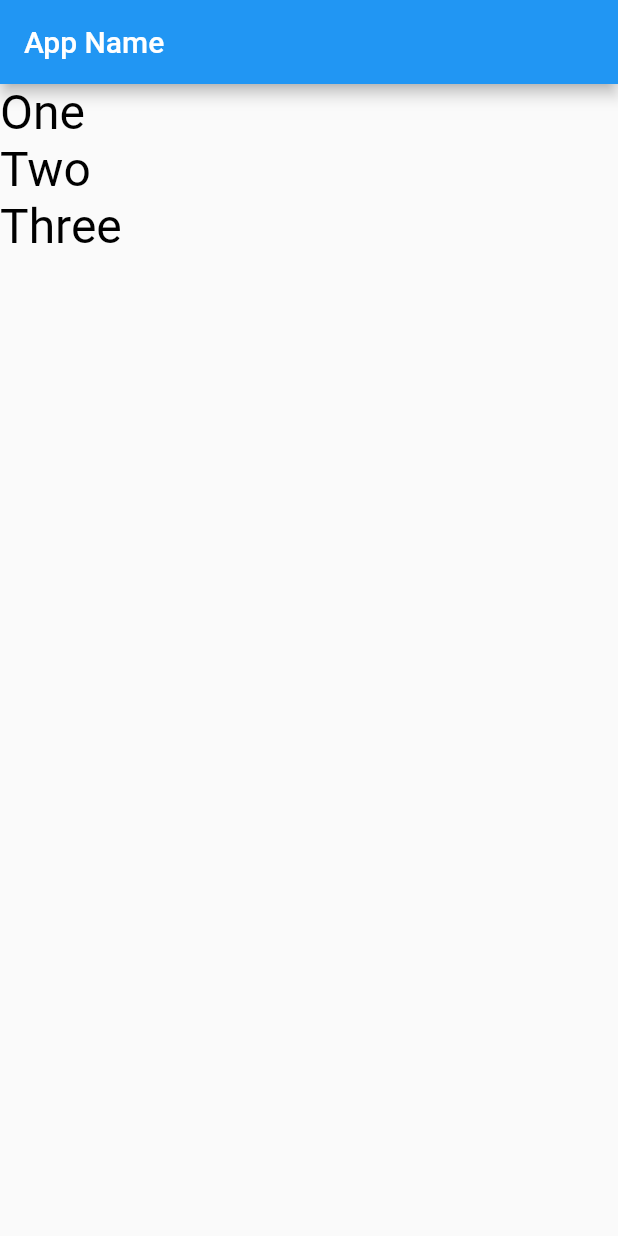
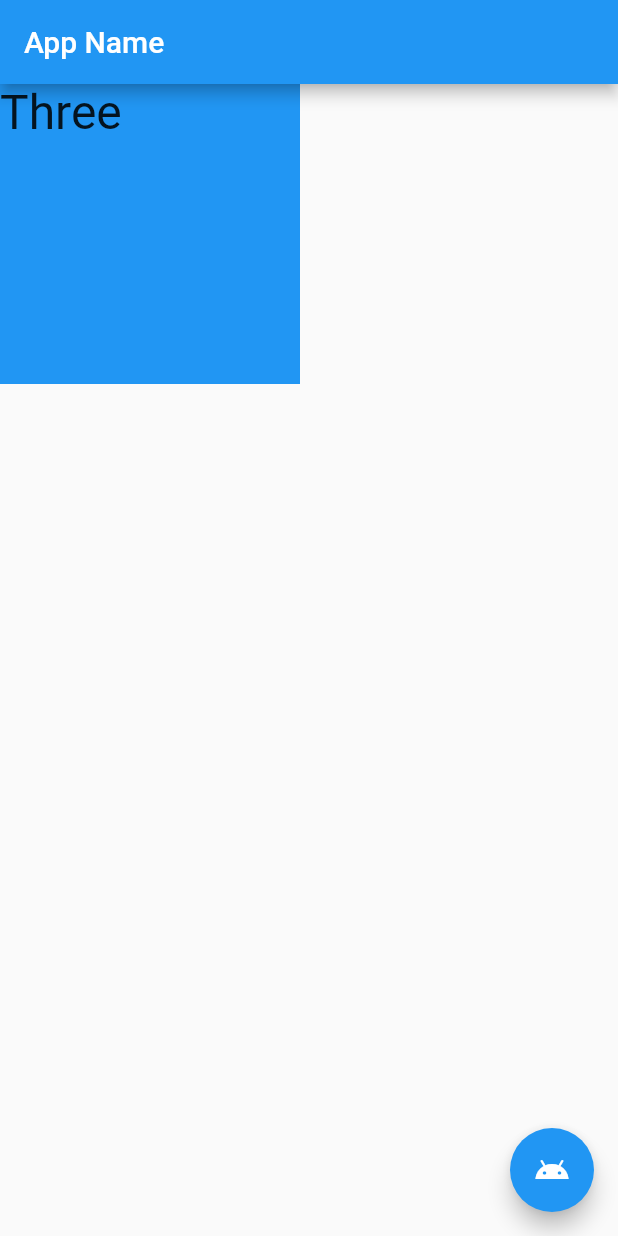
Before and after one commit to urayusuke/flutter_app, a Flutter app: the screen it shows after launch, on a phone screen of 412 x 824 dp. Run offline on Flutter 3.47's test engine with Material 2 defaults, Android fonts, the phone set to English and light mode, and no system bars.

Commit message:
main update

```diff
--- a/lib/main.dart
+++ b/lib/main.dart
@@ -27,42 +27,54 @@ class MyHomePage extends StatefulWidget {
 }
 
 class _MyHomePageState extends State<MyHomePage> {
+  var _stackData = <Widget>[
+    Container(
+      color: Colors.red,
+      width: 200.0,
+      height: 200.0,
+      child: Text(
+        "One",
+        style: TextStyle(
+            fontSize: 32.0, fontWeight: FontWeight.w400, fontFamily: "Roboto"),
+      ),
+    ),
+    Container(
+      color: Colors.green,
+      width: 200.0,
+      height: 200.0,
+      child: Text(
+        "Two",
+        style: TextStyle(
+            fontSize: 32.0, fontWeight: FontWeight.w400, fontFamily: "Roboto"),
+      ),
+    ),
+    Container(
+      color: Colors.blue,
+      width: 200.0,
+      height: 200.0,
+      child: Text(
+        "Three",
+        style: TextStyle(
+            fontSize: 32.0, fontWeight: FontWeight.w400, fontFamily: "Roboto"),
+      ),
+    ),
+  ];
+
   @override
   Widget build(BuildContext context) {
-    return new Scaffold(
-      appBar: new AppBar(
-        title: new Text('App Name'),
+    return Scaffold(
+      appBar: AppBar(
+        title: Text('App Name'),
       ),
-      body: new Column(
-          mainAxisAlignment: MainAxisAlignment.start,
-          mainAxisSize: MainAxisSize.max,
-          crossAxisAlignment: CrossAxisAlignment.start,
-          children: <Widget>[
-            Text(
-              "One",
-              style: TextStyle(
-                  fontSize: 32.0,
-                  color: const Color(0xFF000000),
-                  fontWeight: FontWeight.w400,
-                  fontFamily: "Roboto"),
-            ),
-            Text(
-              "Two",
-              style: TextStyle(
-                  fontSize: 32.0,
-                  color: const Color(0xFF000000),
-                  fontWeight: FontWeight.w400,
-                  fontFamily: "Roboto"),
-            ),
-            Text(
-              "Three",
-              style: TextStyle(
-                  fontSize: 32.0,
-                  color: const Color(0xFF000000),
-                  fontWeight: FontWeight.w400,
-                  fontFamily: "Roboto"),
-            ),
-          ]),
+      body: Stack(children: _stackData),
+      floatingActionButton: FloatingActionButton(
+          child: Icon(Icons.android), onPressed: fabPressed),
     );
   }
+
+  void fabPressed() {
+    setState(() {
+      _stackData.insert(0, _stackData.removeLast());
+    });
+  }
 }
```
